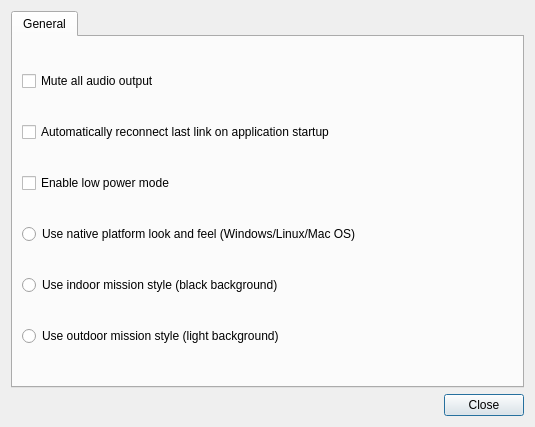
Qt form src/ui/QGCSettingsWidget.ui (mpaperno/qgroundcontrol_aq) before a commit.
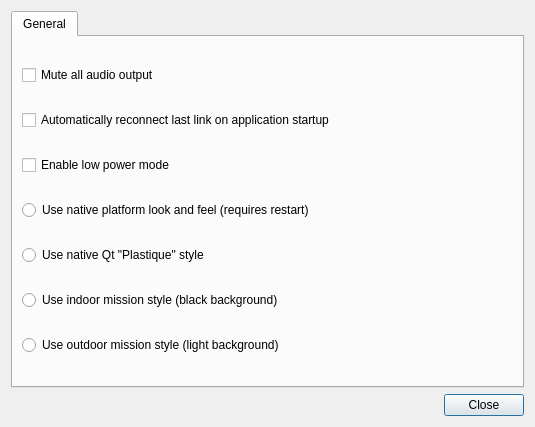
The same form after that commit. Icons and pictures are not drawn.

Commit message: Add Qt's Plastique as a style choice; Switch perspective buttons order.

What changed in the file:
```diff
--- a/src/ui/QGCSettingsWidget.ui
+++ b/src/ui/QGCSettingsWidget.ui
@@ -24,6 +24,23 @@
        <string>General Settings</string>
       </attribute>
       <layout class="QGridLayout" name="generalPaneGridLayout">
+       <item row="6" column="0">
+        <widget class="QRadioButton" name="outdoorStyle">
+         <property name="text">
+          <string>Use outdoor mission style (light background)</string>
+         </property>
+        </widget>
+       </item>
+       <item row="3" column="0">
+        <widget class="QRadioButton" name="nativeStyle">
+         <property name="text">
+          <string>Use native platform look and feel (requires restart)</string>
+         </property>
+         <property name="autoExclusive">
+          <bool>true</bool>
+         </property>
+        </widget>
+       </item>
        <item row="0" column="0">
         <widget class="QCheckBox" name="audioMuteCheckBox">
          <property name="text">
@@ -46,30 +63,13 @@
          </property>
         </widget>
        </item>
-       <item row="3" column="0">
-        <widget class="QRadioButton" name="nativeStyle">
-         <property name="text">
-          <string>Use native platform look and feel (Windows/Linux/Mac OS)</string>
-         </property>
-         <property name="autoExclusive">
-          <bool>true</bool>
-         </property>
-        </widget>
-       </item>
-       <item row="4" column="0">
+       <item row="5" column="0">
         <widget class="QRadioButton" name="indoorStyle">
          <property name="text">
           <string>Use indoor mission style (black background)</string>
          </property>
         </widget>
        </item>
-       <item row="5" column="0">
-        <widget class="QRadioButton" name="outdoorStyle">
-         <property name="text">
-          <string>Use outdoor mission style (light background)</string>
-         </property>
-        </widget>
-       </item>
        <item row="2" column="0">
         <widget class="QCheckBox" name="lowPowerCheckBox">
          <property name="toolTip">
@@ -80,6 +80,16 @@
          </property>
         </widget>
        </item>
+       <item row="4" column="0">
+        <widget class="QRadioButton" name="plastiqueStyle">
+         <property name="text">
+          <string>Use native Qt &quot;Plastique&quot; style</string>
+         </property>
+         <property name="autoExclusive">
+          <bool>true</bool>
+         </property>
+        </widget>
+       </item>
       </layout>
      </widget>
     </widget>
```
The commit also changes 7 other files.
